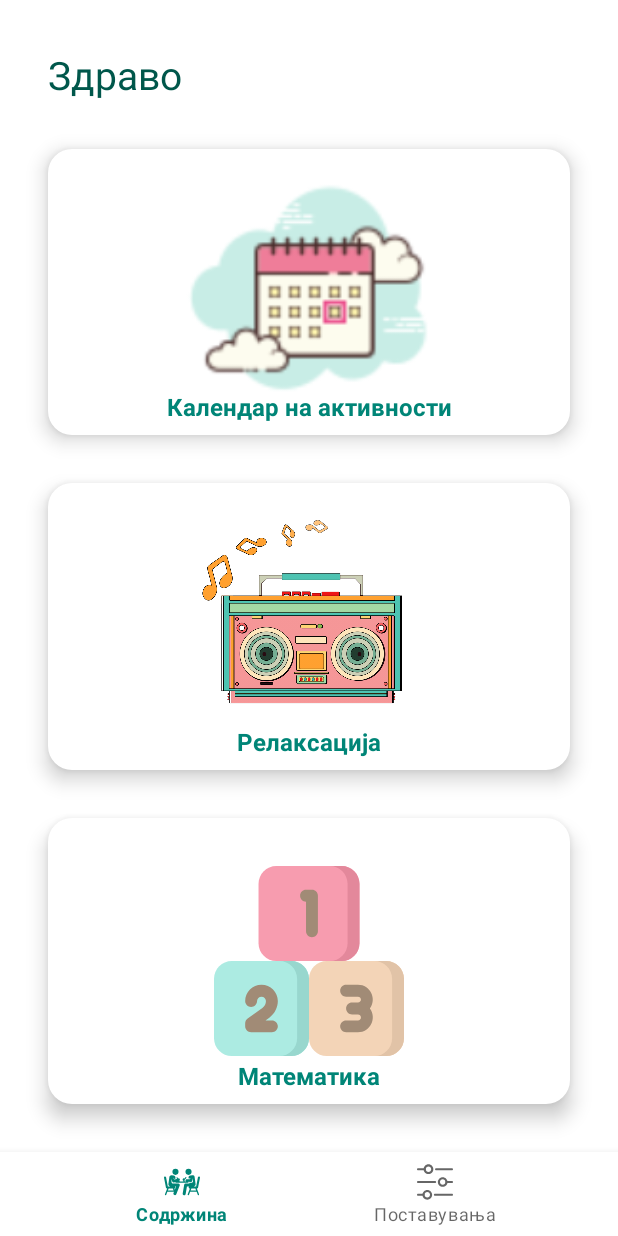
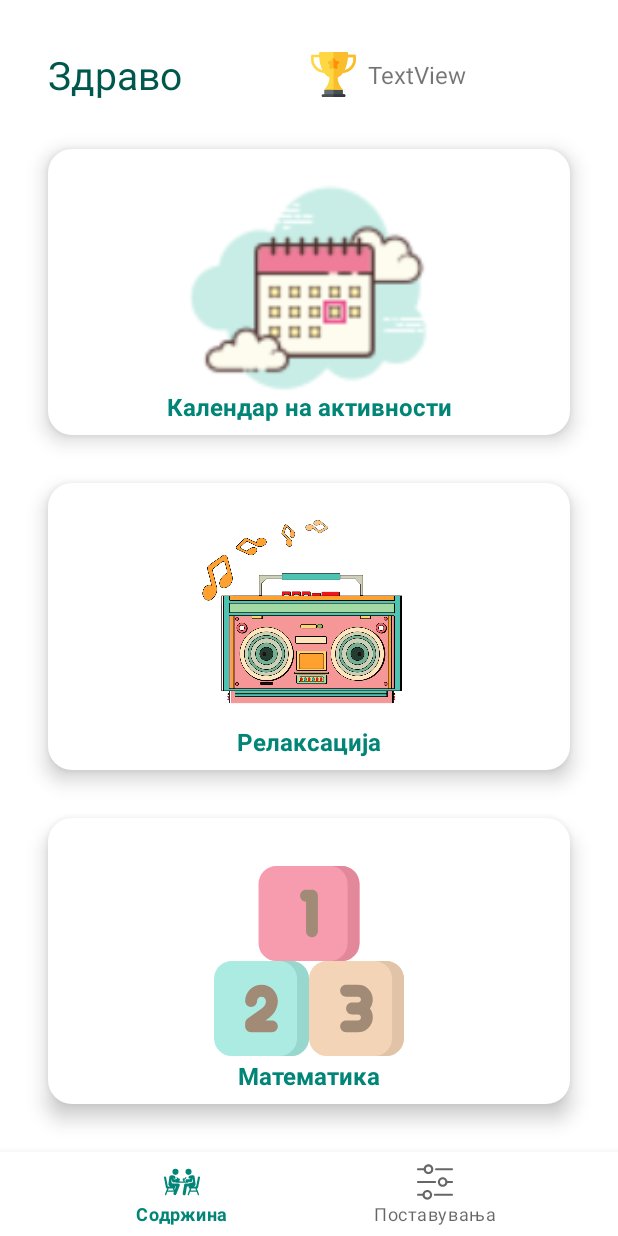
Before and after one commit to MarioMitrevski/ADHD-Memorize-0rganize-Play-Android-App, an Android app: the screen it shows after launch once a user with an empty profile is signed in (MainActivity), on a phone screen of 412 x 824 dp. Run offline under Robolectric (Android 15) with nearby library versions, the phone set to English and light mode, and no system bars; our stand-ins replace Firebase (no records; nobody signed in at launch, a user with empty details on screens opened directly), navigation-ui.

Commit message:
Added points button.

```diff
--- a/app/src/main/java/com/example/myfirstapp/ui/content/ContentFragment.java
+++ b/app/src/main/java/com/example/myfirstapp/ui/content/ContentFragment.java
@@ -42,6 +42,28 @@ public class ContentFragment extends Fragment {
         binding.memoryCardView.setOnClickListener(v -> startActivity(new Intent(requireActivity(), ReliefActivity.class)));
         binding.mathCardView.setOnClickListener(v -> Navigation.findNavController(v).navigate(R.id.action_contentFragment_to_mathFragment));
         setUsersNickname();
+        setUsersPoints();
+    }
+
+    private void setUsersPoints() {
+        FirebaseUser currentUser = FirebaseAuth.getInstance().getCurrentUser();
+        if (currentUser == null)
+            return;
+        DatabaseReference usersNicknameDatabaseRef = FirebaseDatabase.getInstance().getReference("users")
+                .child(currentUser.getUid()).child("points");
+        usersNicknameDatabaseRef.addListenerForSingleValueEvent(new ValueEventListener() {
+            @Override
+            public void onDataChange(@NonNull DataSnapshot snapshot) {
+                if (isVisible()) {
+                    binding.textViewPoints.setText(String.valueOf(snapshot.getValue()));
+                }
+            }
+
+            @Override
+            public void onCancelled(@NonNull DatabaseError error) {
+
+            }
+        });
     }
 
     private void setUsersNickname() {
--- /dev/null
+++ b/app/src/main/res/drawable/ic_trophy.xml
@@ -0,0 +1,11 @@
+<vector android:height="30dp" android:viewportHeight="512"
+    android:viewportWidth="512" android:width="30dp" xmlns:android="http://schemas.android.com/apk/res/android">
+    <path android:fillColor="#646d73" android:pathData="m359.801,429.3 l-103.801,-30 -103.801,30c-0.899,1.8 -1.199,3.6 -1.199,5.7v62h210v-62c0,-2.1 -0.3,-3.9 -1.199,-5.7z"/>
+    <path android:fillColor="#474f54" android:pathData="m361,497v-62c0,-2.1 -0.3,-3.9 -1.199,-5.7l-103.801,-30v97.7z"/>
+    <path android:fillColor="#fed843" android:pathData="m497,30h-76.645c0.132,-5.067 0.645,-9.84 0.645,-15 0,-8.401 -6.599,-15 -15,-15h-300c-8.401,0 -15,6.599 -15,15 0,5.16 0.513,9.933 0.643,15h-76.643c-8.291,0 -15,6.709 -15,15v37.998c0,83.754 67.092,151.791 149.773,156.171 17.225,23.716 37.668,41.316 60.927,51.231 -3.6,72.9 -45.3,123.6 -55.199,134.101 -1.501,1.199 -2.701,2.999 -3.301,4.799h207.601c-0.601,-1.8 -1.8,-3.6 -3.301,-4.799 -10.2,-10.501 -51.6,-60.901 -55.2,-134.101 23.264,-9.917 43.83,-27.521 61.069,-51.246 82.61,-4.451 149.631,-72.449 149.631,-156.156v-37.998c0,-8.291 -6.709,-15 -15,-15zM30,82.998v-22.998h62.93c3.893,49.578 14.644,102.086 37.24,146.708 -56.64,-12.755 -100.17,-63.265 -100.17,-123.71zM482,82.998c0,60.414 -43.491,110.9 -100.089,123.684 22.417,-44.621 33.228,-96.621 37.159,-146.682h62.93z"/>
+    <path android:fillColor="#fabe2c" android:pathData="m497,30h-76.645c0.132,-5.067 0.645,-9.84 0.645,-15 0,-8.401 -6.599,-15 -15,-15h-150v429.3h103.801c-0.601,-1.8 -1.8,-3.6 -3.301,-4.799 -10.2,-10.501 -51.6,-60.901 -55.2,-134.101 23.264,-9.917 43.83,-27.521 61.069,-51.246 82.61,-4.451 149.631,-72.449 149.631,-156.156v-37.998c0,-8.291 -6.709,-15 -15,-15zM482,82.998c0,60.414 -43.491,110.9 -100.089,123.684 22.419,-44.621 33.23,-96.621 37.159,-146.682h62.93z"/>
+    <path android:fillColor="#fabe2c" android:pathData="m279.936,190.796 l-23.936,-12.437 -23.936,12.437c-5.01,2.578 -11.133,2.153 -15.732,-1.172 -4.6,-3.34 -6.914,-8.994 -5.977,-14.59l4.395,-26.646 -19.189,-18.94c-4.177,-4.072 -5.454,-10.109 -3.75,-15.322 1.758,-5.391 6.416,-9.346 12.041,-10.195l26.66,-4.014 12.07,-24.126c5.098,-10.166 21.738,-10.166 26.836,0l12.07,24.126 26.66,4.014c5.625,0.85 10.283,4.805 12.041,10.195 1.758,5.405 0.322,11.338 -3.75,15.322l-19.189,18.94 4.395,26.646c0.938,5.596 -1.377,11.25 -5.977,14.59 -4.569,3.311 -10.681,3.8 -15.732,1.172z"/>
+    <path android:fillColor="#ff9100" android:pathData="m279.936,190.796c5.052,2.628 11.164,2.139 15.732,-1.172 4.6,-3.34 6.914,-8.994 5.977,-14.59l-4.395,-26.646 19.189,-18.94c4.072,-3.984 5.508,-9.917 3.75,-15.322 -1.758,-5.391 -6.416,-9.346 -12.041,-10.195l-26.66,-4.014 -12.07,-24.126c-2.549,-5.083 -7.983,-7.625 -13.418,-7.625v110.193z"/>
+    <path android:fillColor="#474f54" android:pathData="m376,512h-240c-8.291,0 -15,-6.709 -15,-15s6.709,-15 15,-15h240c8.291,0 15,6.709 15,15s-6.709,15 -15,15z"/>
+    <path android:fillColor="#32393f" android:pathData="m376,482h-120v30h120c8.291,0 15,-6.709 15,-15s-6.709,-15 -15,-15z"/>
+</vector>
--- a/app/src/main/res/layout/fragment_content.xml
+++ b/app/src/main/res/layout/fragment_content.xml
@@ -117,4 +117,27 @@
             app:layout_constraintStart_toStartOf="parent" />
     </androidx.constraintlayout.widget.ConstraintLayout>
 
+    <TextView
+        android:id="@+id/textView_points"
+        android:layout_width="wrap_content"
+        android:layout_height="wrap_content"
+        android:layout_marginStart="16dp"
+        android:text="TextView"
+        android:textSize="16sp"
+        app:layout_constraintBottom_toTopOf="@+id/planner_card_view"
+        app:layout_constraintEnd_toEndOf="parent"
+        app:layout_constraintStart_toEndOf="@+id/textView"
+        app:layout_constraintTop_toTopOf="parent" />
+
+    <ImageView
+        android:id="@+id/imageview_trophy"
+        android:layout_width="wrap_content"
+        android:layout_height="wrap_content"
+        android:layout_marginEnd="8dp"
+        tools:text="hahaha"
+        android:src="@drawable/ic_trophy"
+        app:layout_constraintBottom_toBottomOf="@+id/textView_points"
+        app:layout_constraintEnd_toStartOf="@+id/textView_points"
+        app:layout_constraintTop_toTopOf="@+id/textView_points" />
+
 </androidx.constraintlayout.widget.ConstraintLayout>
```
